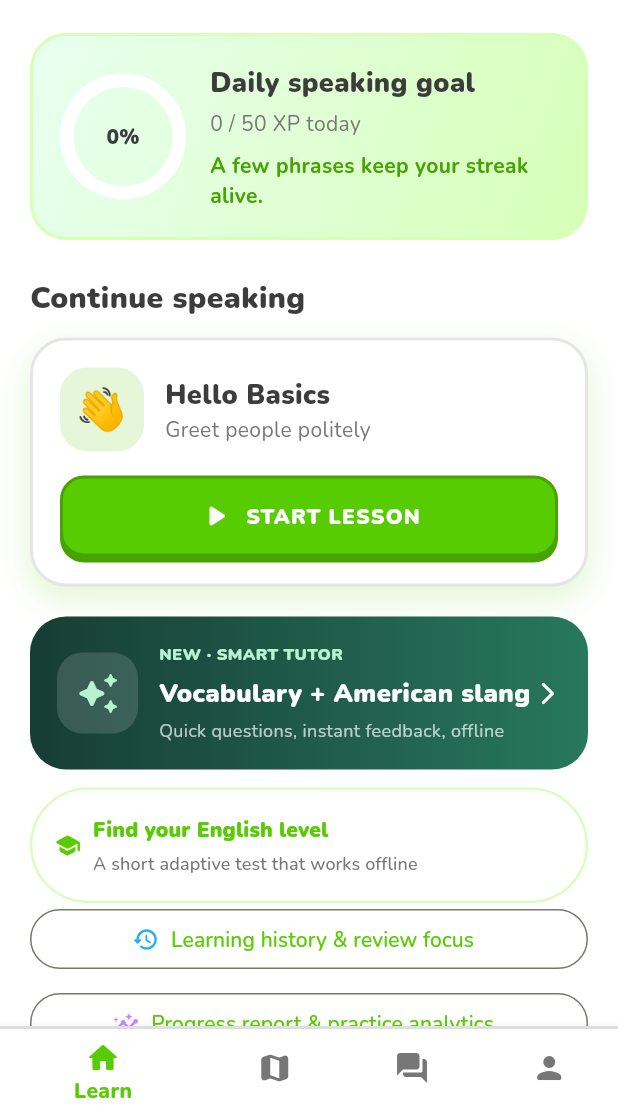
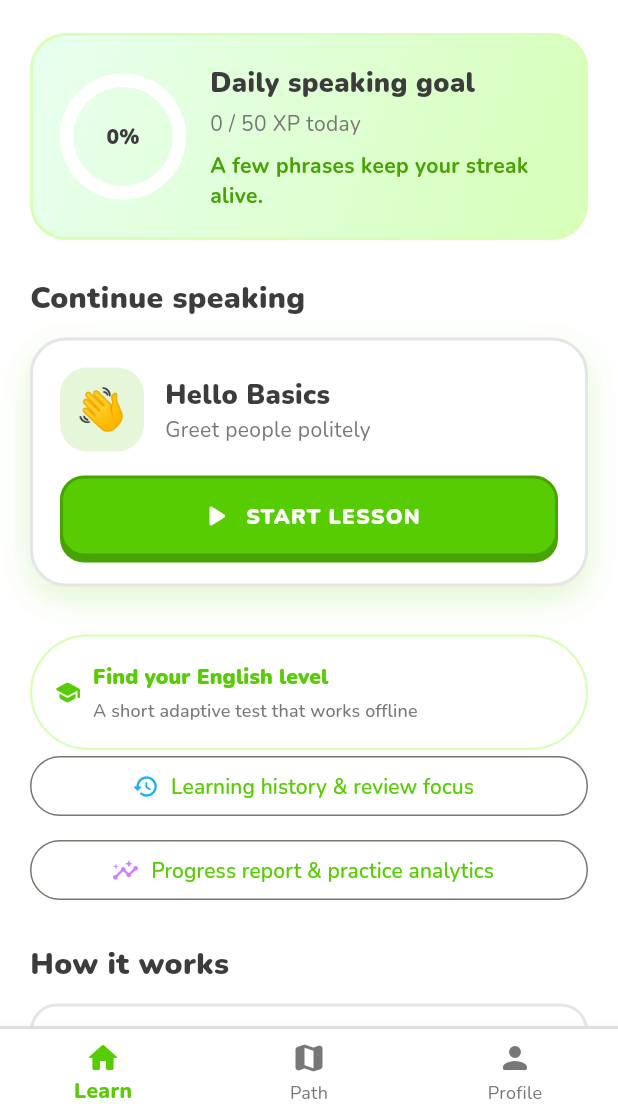
Before and after one commit to Ahmed887v/2547-, a Flutter app: the screen it shows after launch, on a phone screen of 412 x 824 dp, the part 120-1236 px from its top. Run offline on Flutter 3.47's test engine with Material 3 defaults, Android fonts, the phone set to English and light mode, and no system bars; drawn by our look-alikes of percent_indicator; our stand-ins replace confetti, flutter_tts, google_fonts, shared_preferences, speech_to_text.

Commit message:
Remove Smart Tutor entry points from home navigation

```diff
--- a/lib/screens/home_screen.dart
+++ b/lib/screens/home_screen.dart
@@ -9,8 +9,6 @@ import '../widgets/stat_chip.dart';
 import 'lesson_map_screen.dart';
 import 'profile_screen.dart';
 import 'practice_screen.dart';
-import 'smart_tutor_screen.dart';
-import 'tutor_chat_screen.dart';
 import 'placement_test_screen.dart';
 import 'learning_history_screen.dart';
 import 'progress_report_screen.dart';
@@ -30,7 +28,6 @@ class _HomeScreenState extends State<HomeScreen> {
     final pages = [
       const _LearnTab(),
       const LessonMapScreen(),
-      const TutorChatScreen(),
       const ProfileScreen(),
     ];
 
@@ -54,10 +51,6 @@ class _HomeScreenState extends State<HomeScreen> {
             BottomNavigationBarItem(
               icon: Icon(Icons.map_rounded),
               label: 'Path',
-            ),
-            BottomNavigationBarItem(
-              icon: Icon(Icons.forum_rounded),
-              label: 'Tutor',
             ),
             BottomNavigationBarItem(
               icon: Icon(Icons.person_rounded),
@@ -205,60 +198,6 @@ class _LearnTab extends StatelessWidget {
           },
         ),
         const SizedBox(height: 20),
-        InkWell(
-          borderRadius: BorderRadius.circular(24),
-          onTap: () => Navigator.of(context).push(
-            MaterialPageRoute(builder: (_) => const SmartTutorScreen()),
-          ),
-          child: Container(
-            padding: const EdgeInsets.all(18),
-            decoration: BoxDecoration(
-              gradient: const LinearGradient(
-                colors: [Color(0xFF173D35), Color(0xFF28785D)],
-              ),
-              borderRadius: BorderRadius.circular(24),
-            ),
-            child: Row(
-              children: [
-                Container(
-                  width: 54,
-                  height: 54,
-                  decoration: BoxDecoration(
-                    color: Colors.white.withOpacity(0.14),
-                    borderRadius: BorderRadius.circular(17),
-                  ),
-                  child: const Icon(Icons.auto_awesome_rounded,
-                      color: Color(0xFFB7F3D3), size: 30),
-                ),
-                const SizedBox(width: 14),
-                const Expanded(
-                  child: Column(
-                    crossAxisAlignment: CrossAxisAlignment.start,
-                    children: [
-                      Text('NEW · SMART TUTOR',
-                          style: TextStyle(
-                              color: Color(0xFFB7F3D3),
-                              fontSize: 11,
-                              fontWeight: FontWeight.w900)),
-                      SizedBox(height: 5),
-                      Text('Vocabulary + American slang',
-                          style: TextStyle(
-                              color: Colors.white,
-                              fontSize: 17,
-                              fontWeight: FontWeight.w900)),
-                      SizedBox(height: 4),
-                      Text('Quick questions, instant feedback, offline',
-                          style:
-                              TextStyle(color: Colors.white70, fontSize: 12)),
-                    ],
-                  ),
-                ),
-                const Icon(Icons.arrow_forward_ios_rounded,
-                    color: Colors.white, size: 18),
-              ],
-            ),
-          ),
-        ),
         const SizedBox(height: 12),
         OutlinedButton.icon(
           style: OutlinedButton.styleFrom(
```
